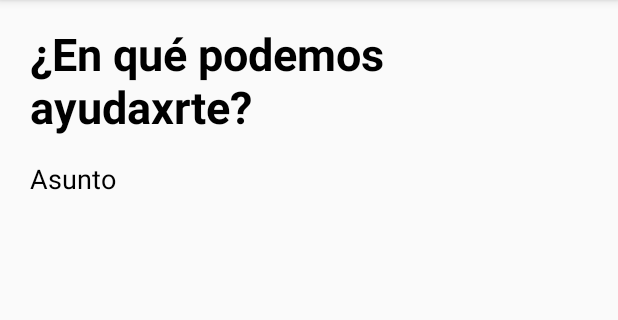
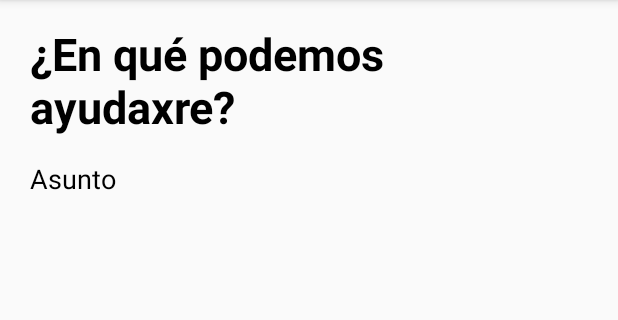
Before and after one commit to michelegaby/IdeaUnica, an Android app: the Evento screen opened directly, with no data from a screen before it, on a phone screen of 412 x 824 dp, the part 84-404 px from its top. Run offline under Robolectric (Android 15) with nearby library versions, the light colour scheme and no system bars; network calls fail.

Commit message:
Prueba Mac

```diff
--- a/app/src/main/res/layout/activity_evento.xml
+++ b/app/src/main/res/layout/activity_evento.xml
@@ -15,7 +15,7 @@
         android:layout_centerInParent="true"
         android:textColor="#000"
         android:textStyle="bold"
-        android:text="¿En qué podemos ayudaxrte?"
+        android:text="¿En qué podemos ayudaxre?"
         android:textSize="30dp"
         android:layout_width="wrap_content"
         android:layout_height="wrap_content"/>
```
